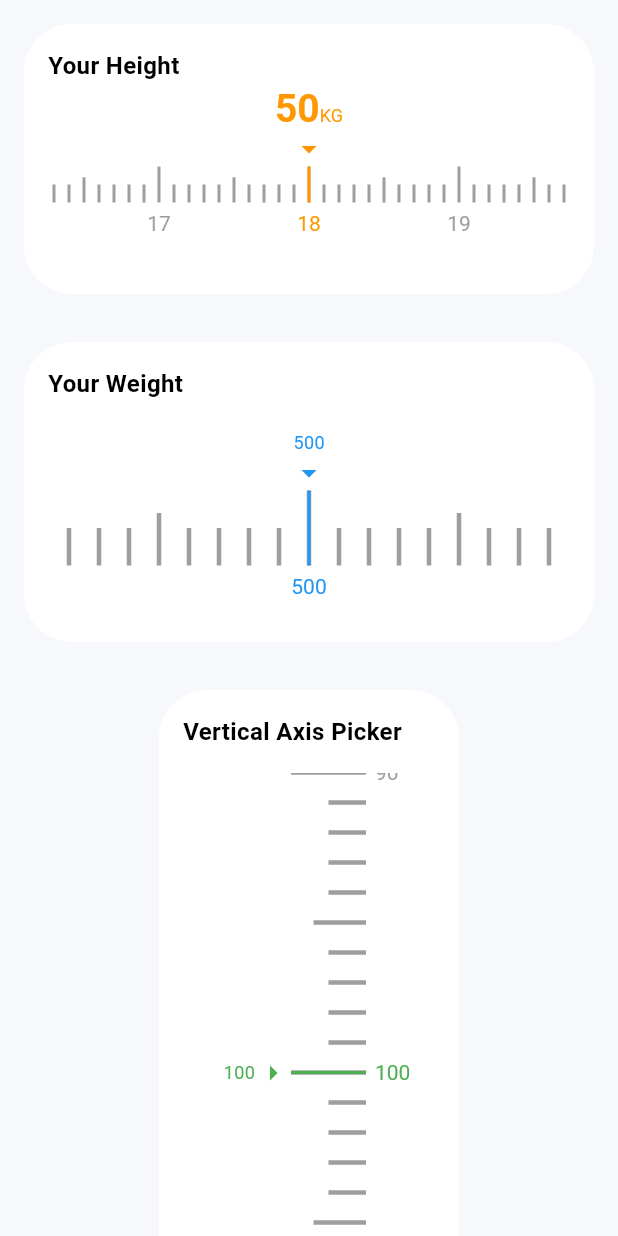
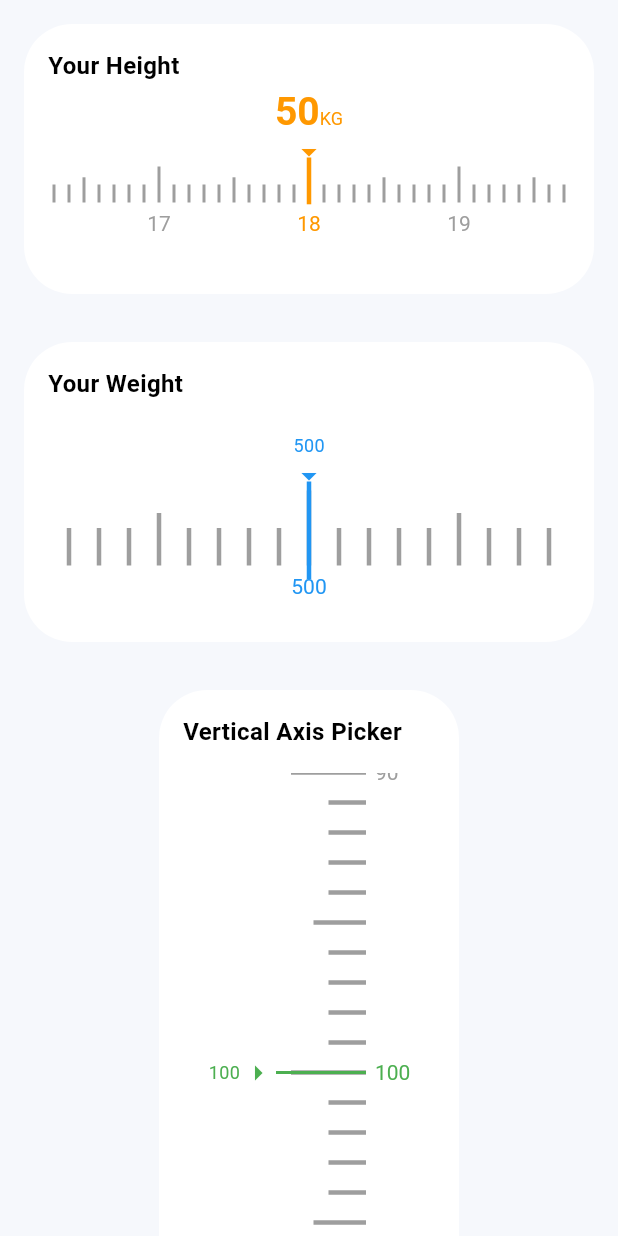
Before and after one commit to xxj2016/simple_ruler_picker, a Flutter app: the screen it shows after launch, on a phone screen of 412 x 824 dp. Run offline on Flutter 3.47's test engine with Material 3 defaults, Android fonts, the phone set to English and light mode, and no system bars.

Commit message:
fix: 调整箭头跟线之间的距离

```diff
--- a/lib/simple_ruler_picker.dart
+++ b/lib/simple_ruler_picker.dart
@@ -296,7 +296,7 @@ class _HorizontalPointer extends StatelessWidget {
           ),
           Container(
             height: 2,
-            width: longLineHeight,
+            width: longLineHeight + longLineHeight * 0.2,
             color: selectedColor,
           ),
           SizedBox(
@@ -346,15 +346,30 @@ class _VerticalPointer extends StatelessWidget {
                     color: selectedColor,
                   ),
                 ),
+          SizedBox(
+            height: longLineHeight + 22, // 总高度 = 线的长度 + 箭头的高度
+            child: Stack(
+              clipBehavior: Clip.none,
+              children: [
                 Icon(
                   Icons.arrow_drop_down,
                   color: selectedColor,
                   size: 24,
                 ),
-          Container(
-            height: longLineHeight,
-            width: 2,
+                Positioned(
+                  top: 16, // 调整这个值来改变箭头和线的连接位置
+                  left: 0,
+                  right: 0,
+                  child: Center(
+                    child: Container(
+                      height: longLineHeight + longLineHeight * 0.3,
+                      width: 3,
                       color: selectedColor,
+                    ),
+                  ),
+                ),
+              ],
+            ),
           ),
           SizedBox(
             height: scaleLabelSize + scaleBottomPadding,
```
Lines whose indentation alone changed are shown as unchanged.
